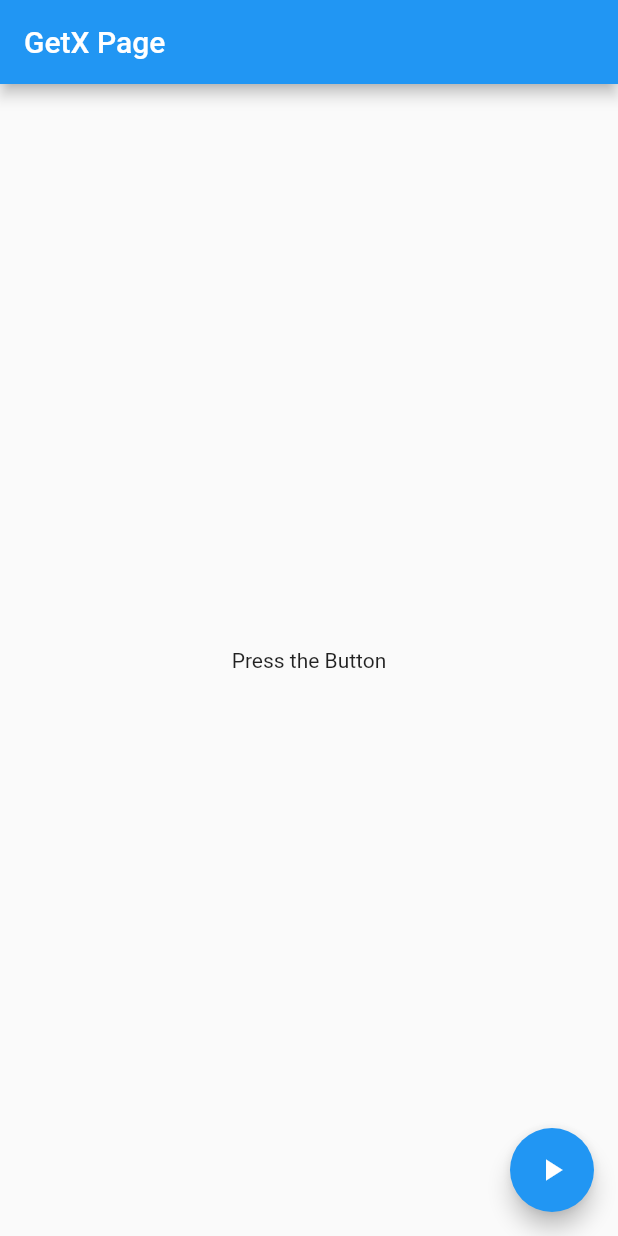
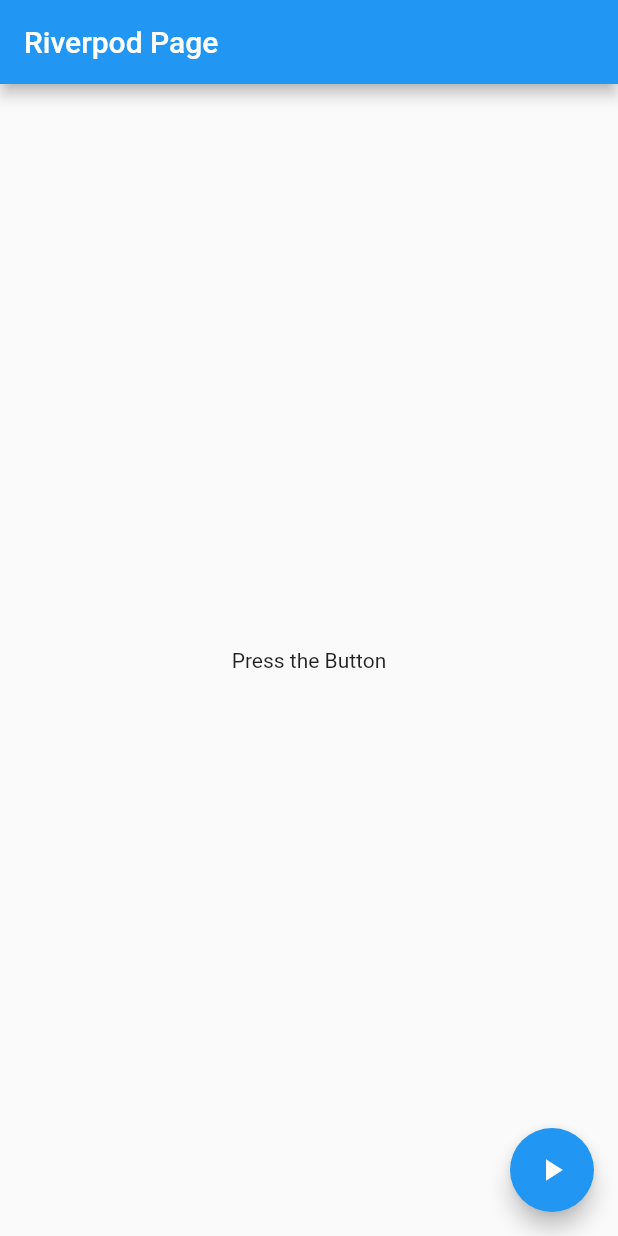
Before and after one commit to Edufreitass/flutter-statement-management, a Flutter app: the screen it shows after launch, on a phone screen of 412 x 824 dp. Run offline on Flutter 3.47's test engine with Material 2 defaults, Android fonts, the phone set to English and light mode, and no system bars; our stand-ins replace flutter_bloc, flutter_riverpod, get, riverpod.

Commit message:
feat: Riverpod

```diff
--- a/lib/main.dart
+++ b/lib/main.dart
@@ -1,6 +1,7 @@
 import 'package:flutter/material.dart';
 import 'package:flutter_state_management/src/bloc/bloc_page.dart';
 import 'package:flutter_state_management/src/getx/getx_page.dart';
+import 'package:flutter_state_management/src/riverpod/riverpod_page.dart';
 
 import 'src/provider/provider_page.dart';
 
@@ -16,7 +17,8 @@ class AppWidget extends StatelessWidget {
     return MaterialApp(
       // home: ProviderPage(),
       // home: BlocPage(),
-      home: GetxPage(),
+      // home: GetxPage(),
+      home: RiverpodPage(),
     );
   }
 }
--- /dev/null
+++ b/lib/src/riverpod/home_riverpod.dart
@@ -0,0 +1,43 @@
+import 'package:flutter/material.dart';
+import 'package:flutter/src/widgets/framework.dart';
+import 'package:flutter_riverpod/flutter_riverpod.dart';
+import 'package:flutter_state_management/src/enums/status.dart';
+import 'package:flutter_state_management/src/riverpod/riverpod_provider.dart';
+
+class HomeRiverpod extends ConsumerWidget {
+  const HomeRiverpod({super.key});
+
+  @override
+  Widget build(BuildContext context, WidgetRef ref) {
+    final data = ref.read(riverpodProvider.notifier);
+
+    return Scaffold(
+      appBar: AppBar(title: const Text('Riverpod Page')),
+      body: Consumer(
+        builder: (context, ref, child) {
+          final state = ref.watch(riverpodProvider);
+          if (state == Status.initial) {
+            return const Center(child: Text('Press the Button'));
+          }
+          if (state == Status.loading) {
+            return const Center(child: CircularProgressIndicator());
+          }
+          if (state == Status.success) {
+            return const Center(child: Text('Success'));
+          }
+          return Container();
+        },
+      ),
+      floatingActionButton: Column(
+        crossAxisAlignment: CrossAxisAlignment.end,
+        mainAxisAlignment: MainAxisAlignment.end,
+        children: <Widget>[
+          FloatingActionButton(
+            child: const Icon(Icons.play_arrow),
+            onPressed: () => data.fetchData(),
+          )
+        ],
+      ),
+    );
+  }
+}
--- /dev/null
+++ b/lib/src/riverpod/riverpod_page.dart
@@ -0,0 +1,17 @@
+import 'package:flutter/material.dart';
+import 'package:flutter_riverpod/flutter_riverpod.dart';
+
+import 'home_riverpod.dart';
+
+class RiverpodPage extends StatelessWidget {
+  static const route = 'riverpod-page';
+
+  const RiverpodPage({super.key});
+
+  @override
+  Widget build(BuildContext context) {
+    return const ProviderScope(
+      child: HomeRiverpod(),
+    );
+  }
+}
--- /dev/null
+++ b/lib/src/riverpod/riverpod_provider.dart
@@ -0,0 +1,17 @@
+import 'package:flutter_state_management/src/enums/status.dart';
+import 'package:riverpod/riverpod.dart';
+
+class RiverpodProvider extends StateNotifier<Status> {
+  RiverpodProvider() : super(Status.initial);
+
+  Future<void> fetchData() async {
+    state = Status.loading;
+
+    await Future.delayed(const Duration(seconds: 2));
+
+    state = Status.success;
+  }
+}
+
+final riverpodProvider =
+    StateNotifierProvider.autoDispose((ref) => RiverpodProvider());
--- a/pubspec.yaml
+++ b/pubspec.yaml
@@ -38,6 +38,7 @@ dependencies:
   provider: ^6.0.5
   flutter_bloc: ^8.1.3
   get: ^4.6.5
+  flutter_riverpod: ^2.3.6
 
 dev_dependencies:
   flutter_test:
```
Also changed, not shown: pubspec.lock, 1 other file.
